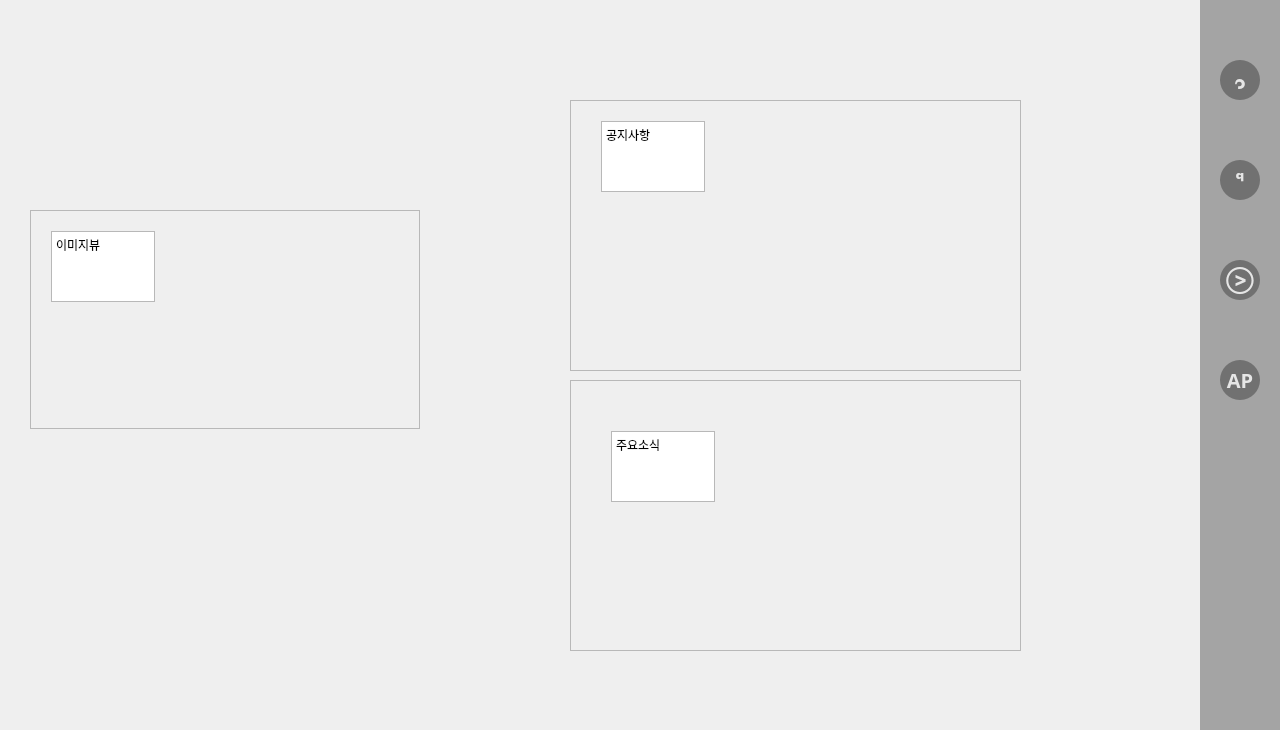
The window that Gui/Screen.ui (Seoilyoung/Blue-Note) describes before a commit, drawn with Qt 5.
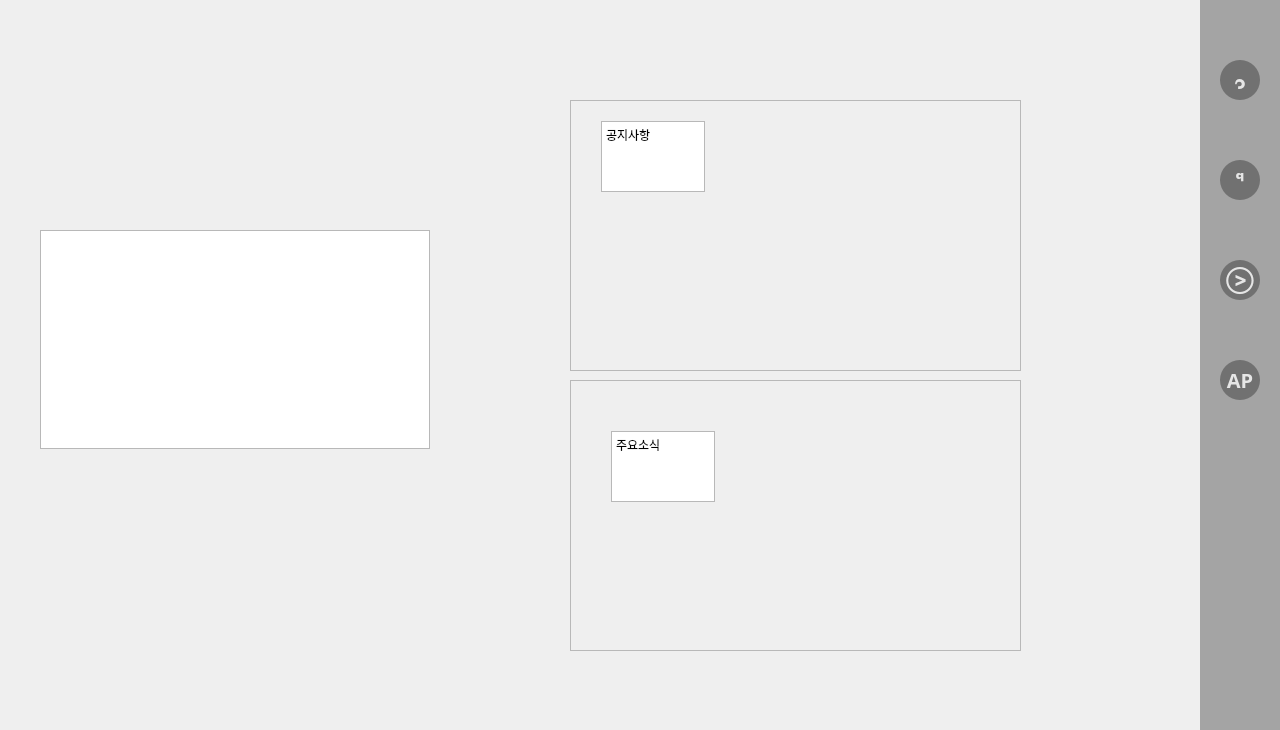
The same window after the commit. The open tabs and pages were chosen to show the change.

Commit message: Home - Slideshow 초안

What changed in the file:
```diff
--- a/Gui/Screen.ui
+++ b/Gui/Screen.ui
@@ -165,49 +165,6 @@
       <number>3</number>
      </property>
      <widget class="QWidget" name="page">
-      <widget class="QScrollArea" name="ImageViewer">
-       <property name="geometry">
-        <rect>
-         <x>30</x>
-         <y>210</y>
-         <width>390</width>
-         <height>219</height>
-        </rect>
-       </property>
-       <property name="styleSheet">
-        <string notr="true">background-color:gba(0,0,0,80);</string>
-       </property>
-       <property name="widgetResizable">
-        <bool>true</bool>
-       </property>
-       <widget class="QWidget" name="scrollAreaWidgetContents">
-        <property name="geometry">
-         <rect>
-          <x>0</x>
-          <y>0</y>
-          <width>388</width>
-          <height>217</height>
-         </rect>
-        </property>
-        <widget class="QTextEdit" name="textEdit_3">
-         <property name="geometry">
-          <rect>
-           <x>20</x>
-           <y>20</y>
-           <width>104</width>
-           <height>71</height>
-          </rect>
-         </property>
-         <property name="html">
-          <string>&lt;!DOCTYPE HTML PUBLIC &quot;-//W3C//DTD HTML 4.0//EN&quot; &quot;http://www.w3.org/TR/REC-html40/strict.dtd&quot;&gt;
-&lt;html&gt;&lt;head&gt;&lt;meta name=&quot;qrichtext&quot; content=&quot;1&quot; /&gt;&lt;style type=&quot;text/css&quot;&gt;
-p, li { white-space: pre-wrap; }
-&lt;/style&gt;&lt;/head&gt;&lt;body style=&quot; font-family:'Gulim'; font-size:9pt; font-weight:400; font-style:normal;&quot;&gt;
-&lt;p style=&quot; margin-top:0px; margin-bottom:0px; margin-left:0px; margin-right:0px; -qt-block-indent:0; text-indent:0px;&quot;&gt;이미지뷰&lt;/p&gt;&lt;/body&gt;&lt;/html&gt;</string>
-         </property>
-        </widget>
-       </widget>
-      </widget>
       <widget class="QScrollArea" name="Notice">
        <property name="geometry">
         <rect>
@@ -294,6 +251,16 @@
         </widget>
        </widget>
       </widget>
+      <widget class="QGraphicsView" name="graphicsView_home">
+       <property name="geometry">
+        <rect>
+         <x>40</x>
+         <y>230</y>
+         <width>390</width>
+         <height>219</height>
+        </rect>
+       </property>
+      </widget>
      </widget>
      <widget class="QWidget" name="page_2">
       <widget class="QTextEdit" name="textEdit_4">
```
Left out of the diff: 2 changed lines with no effect on the pictures. The commit also changes 4 other files.
